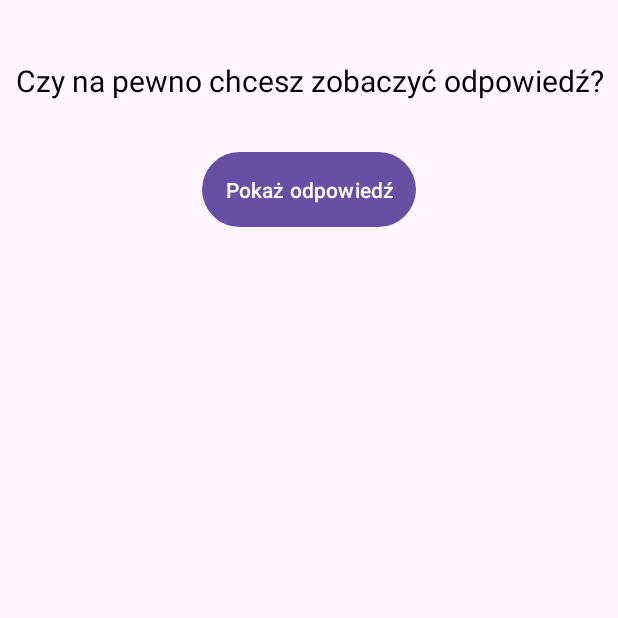
After one commit to NacomiTagiera/Studia_IiE_PB, an Android app: the PromptActivity screen opened directly, with no data from a screen before it, on a phone screen of 412 x 824 dp, the top half of it. The commit adds this screen. Run offline under Robolectric (Android 15) with nearby library versions, the phone set to English and light mode, and no system bars.

Commit message:
feat(SM): create PromptActivitiy and update MainActivity

```diff
--- a/Semestr5/Systemy_Mobilne/AndroidQuizApp/app/src/main/AndroidManifest.xml
+++ b/Semestr5/Systemy_Mobilne/AndroidQuizApp/app/src/main/AndroidManifest.xml
@@ -13,6 +13,9 @@
         android:theme="@style/Theme.AndroidQuizApp"
         tools:targetApi="31">
         <activity
+            android:name=".PromptActivity"
+            android:exported="false" />
+        <activity
             android:name=".MainActivity"
             android:exported="true">
             <intent-filter>
--- /dev/null
+++ b/Semestr5/Systemy_Mobilne/AndroidQuizApp/app/src/main/java/com/example/androidquizapp/PromptActivity.java
@@ -0,0 +1,42 @@
+package com.example.androidquizapp;
+
+import android.content.Intent;
+import android.os.Bundle;
+import android.view.View;
+import android.widget.Button;
+import android.widget.TextView;
+import android.os.Handler;
+
+
+import androidx.appcompat.app.AppCompatActivity;
+
+public class PromptActivity extends AppCompatActivity {
+  public static final String KEY_EXTRA_ANSWER_SHOWN = "androidquizapp.answerShown";
+
+  @Override
+  protected void onCreate(Bundle savedInstanceState) {
+    super.onCreate(savedInstanceState);
+    setContentView(R.layout.activity_prompt);
+
+    boolean correctAnswer = getIntent().getBooleanExtra(MainActivity.KEY_EXTRA_ANSWER,true);
+
+    TextView answerTextView = findViewById(R.id.answer_text_view);
+    Button showCorrectAnswerButton = findViewById(R.id.hint_button);
+
+    showCorrectAnswerButton.setOnClickListener(v -> {
+      int answer = correctAnswer ? R.string.button_true : R.string.button_false;
+      answerTextView.setText(answer);
+      setAnswerShownResult(true);
+
+      new Handler().postDelayed(() -> {
+        finish();
+      }, 2000);
+    });
+  }
+
+  private void setAnswerShownResult(boolean answerWasShown) {
+    Intent resultIntent = new Intent();
+    resultIntent.putExtra (KEY_EXTRA_ANSWER_SHOWN, answerWasShown);
+    setResult(RESULT_OK, resultIntent);
+  }
+}
--- /dev/null
+++ b/Semestr5/Systemy_Mobilne/AndroidQuizApp/app/src/main/res/layout/activity_prompt.xml
@@ -0,0 +1,51 @@
+<?xml version="1.0" encoding="utf-8"?>
+<androidx.constraintlayout.widget.ConstraintLayout
+  xmlns:android="http://schemas.android.com/apk/res/android"
+  xmlns:app="http://schemas.android.com/apk/res-auto"
+  xmlns:tools="http://schemas.android.com/tools"
+  android:id="@+id/main"
+  android:layout_width="match_parent"
+  android:layout_height="match_parent"
+  tools:context=".PromptActivity">
+
+  <TextView
+    android:id="@+id/textView"
+    android:layout_width="wrap_content"
+    android:layout_height="wrap_content"
+    android:text="@string/are_you_sure"
+    android:textSize="20sp"
+    android:textColor="#000000"
+    android:textAlignment="center"
+    app:layout_constraintTop_toTopOf="parent"
+    app:layout_constraintStart_toStartOf="parent"
+    app:layout_constraintEnd_toEndOf="parent"
+    app:layout_constraintBottom_toTopOf="@+id/hint_button"
+    android:layout_marginVertical="40dp"/>
+
+  <Button
+    android:id="@+id/hint_button"
+    android:layout_width="wrap_content"
+    android:layout_height="wrap_content"
+    android:padding="15dp"
+    android:text="@string/show_hint"
+    android:textColor="#FFFFFF"
+    app:layout_constraintTop_toBottomOf="@+id/textView"
+    app:layout_constraintStart_toStartOf="parent"
+    app:layout_constraintEnd_toEndOf="parent"
+    android:layout_marginTop="30dp"
+    />
+
+  <TextView
+    android:id="@+id/answer_text_view"
+    android:layout_width="wrap_content"
+    android:layout_height="wrap_content"
+    android:padding="30dp"
+    android:textColor="#000000"
+    android:fontFamily="sans-serif-black"
+    android:textAllCaps="true"
+    app:layout_constraintTop_toBottomOf="@+id/hint_button"
+    app:layout_constraintStart_toStartOf="parent"
+    app:layout_constraintEnd_toEndOf="parent"
+    tools:text="Odpowiedź" />
+
+</androidx.constraintlayout.widget.ConstraintLayout>
--- a/Semestr5/Systemy_Mobilne/AndroidQuizApp/app/src/main/res/values/strings.xml
+++ b/Semestr5/Systemy_Mobilne/AndroidQuizApp/app/src/main/res/values/strings.xml
@@ -1,8 +1,12 @@
 <resources>
-  <string name="app_name">AndroidQuizApp</string>
+  <string name="app_name">Android-App-1</string>
   <string name="button_true">Prawda</string>
   <string name="button_false">Fałsz</string>
   <string name="button_next">Następne</string>
+  <string name="button_hint">Podpowiedź</string>
+  <string name="text_view_answer">Odpowiedź</string>
+  <string name="show_hint">Pokaż odpowiedź</string>
+  <string name="are_you_sure">Czy na pewno chcesz zobaczyć odpowiedź?</string>
 
   <string name="q_kosowo">Kosowo to najmłodsze państwo na świecie</string>
   <string name="q_jowisz">Jowisz jest trzecią planetą Układu Słonecznego</string>
@@ -15,6 +19,7 @@
 
   <string name="correct_answer">Odpowiedź prawidłowa</string>
   <string name="incorrect_answer">Odpowiedź nieprawidłowa</string>
+  <string name="answer_was_shown">Odpowiedź została już wyświetlona!</string>
   <string name="final_result_message">Wynik: %1$d poprawnych na %2$d odpowiedzi!</string>
   <string name="quiz_finished">Quiz zakończony!</string>
 </resources>
```
Also changed, not shown: Semestr5/Systemy_Mobilne/AndroidQuizApp/app/src/main/java/com/example/androidquizapp/MainActivity.java (+72 -5 lines), Semestr5/Systemy_Mobilne/AndroidQuizApp/app/src/main/res/layout/activity_main.xml (+7 -0 lines).
